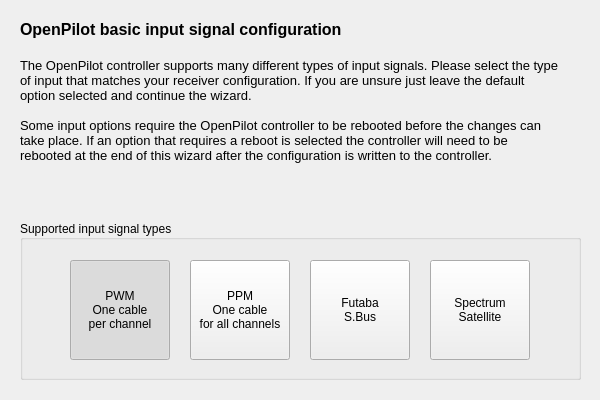
Qt form ground/openpilotgcs/src/plugins/setupwizard/pages/inputpage.ui (openpilot/OpenPilot) before a commit.
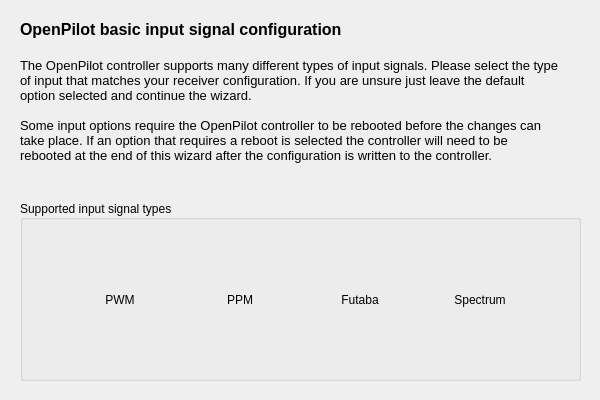
The same form after that commit. Icons and pictures are not drawn.

Commit message: OP-39 Added new graphics for buttons. Added fix trying to handle when config plugin is not loaded in workspace and we are trying to jump to Input Wizard on the end page of the wizard.

```diff
--- a/ground/openpilotgcs/src/plugins/setupwizard/pages/inputpage.ui
+++ b/ground/openpilotgcs/src/plugins/setupwizard/pages/inputpage.ui
@@ -44,9 +44,9 @@
    <property name="geometry">
     <rect>
      <x>20</x>
-     <y>220</y>
+     <y>200</y>
      <width>561</width>
-     <height>160</height>
+     <height>181</height>
     </rect>
    </property>
    <property name="sizePolicy">
@@ -61,22 +61,36 @@
    <property name="alignment">
     <set>Qt::AlignLeading|Qt::AlignLeft|Qt::AlignVCenter</set>
    </property>
-   <widget class="QPushButton" name="pwmButton">
+   <widget class="QToolButton" name="pwmButton">
     <property name="geometry">
      <rect>
       <x>50</x>
       <y>40</y>
       <width>100</width>
-      <height>100</height>
+      <height>120</height>
      </rect>
     </property>
     <property name="toolTip">
      <string>Tricopter, Quadcopter, Hexacopter, Octocopter</string>
     </property>
+    <property name="styleSheet">
+     <string notr="true">QToolButton { border: none }</string>
+    </property>
     <property name="text">
-     <string>PWM
-One cable
-per channel</string>
+     <string>PWM</string>
+    </property>
+    <property name="icon">
+     <iconset resource="../wizardResources.qrc">
+      <normaloff>:/setupwizard/resources/bttn-pwm-up.png</normaloff>
+      <normalon>:/setupwizard/resources/bttn-pwm-down.png</normalon>
+      <activeoff>:/setupwizard/resources/bttn-pwm-down.png</activeoff>
+      <activeon>:/setupwizard/resources/bttn-pwm-down.png</activeon>:/setupwizard/resources/bttn-pwm-up.png</iconset>
+    </property>
+    <property name="iconSize">
+     <size>
+      <width>100</width>
+      <height>100</height>
+     </size>
     </property>
     <property name="checkable">
      <bool>true</bool>
@@ -87,26 +101,43 @@
     <property name="autoExclusive">
      <bool>true</bool>
     </property>
-    <property name="flat">
-     <bool>false</bool>
+    <property name="toolButtonStyle">
+     <enum>Qt::ToolButtonTextUnderIcon</enum>
+    </property>
+    <property name="autoRaise">
+     <bool>true</bool>
     </property>
    </widget>
-   <widget class="QPushButton" name="ppmButton">
+   <widget class="QToolButton" name="ppmButton">
     <property name="geometry">
      <rect>
       <x>170</x>
       <y>40</y>
       <width>100</width>
-      <height>100</height>
+      <height>120</height>
      </rect>
     </property>
     <property name="toolTip">
      <string>Airplane, Sloper, Jet</string>
     </property>
+    <property name="styleSheet">
+     <string notr="true">QToolButton { border: none }</string>
+    </property>
     <property name="text">
-     <string>PPM
-One cable
-for all channels</string>
+     <string>PPM</string>
+    </property>
+    <property name="icon">
+     <iconset resource="../wizardResources.qrc">
+      <normaloff>:/setupwizard/resources/bttn-ppm-up.png</normaloff>
+      <normalon>:/setupwizard/resources/bttn-ppm-down.png</normalon>
+      <activeoff>:/setupwizard/resources/bttn-ppm-down.png</activeoff>
+      <activeon>:/setupwizard/resources/bttn-ppm-down.png</activeon>:/setupwizard/resources/bttn-ppm-up.png</iconset>
+    </property>
+    <property name="iconSize">
+     <size>
+      <width>100</width>
+      <height>100</height>
+     </size>
     </property>
     <property name="checkable">
      <bool>true</bool>
@@ -114,25 +145,43 @@
     <property name="autoExclusive">
      <bool>true</bool>
     </property>
-    <property name="flat">
-     <bool>false</bool>
+    <property name="toolButtonStyle">
+     <enum>Qt::ToolButtonTextUnderIcon</enum>
+    </property>
+    <property name="autoRaise">
+     <bool>true</bool>
     </property>
    </widget>
-   <widget class="QPushButton" name="sbusButton">
+   <widget class="QToolButton" name="sbusButton">
     <property name="geometry">
      <rect>
       <x>290</x>
       <y>40</y>
       <width>100</width>
-      <height>100</height>
+      <height>120</height>
      </rect>
     </property>
     <property name="toolTip">
      <string>Airplane, Sloper, Jet</string>
     </property>
+    <property name="styleSheet">
+     <string notr="true">QToolButton { border: none }</string>
+    </property>
     <property name="text">
-     <string>Futaba
-S.Bus</string>
+     <string>Futaba</string>
+    </property>
+    <property name="icon">
+     <iconset resource="../wizardResources.qrc">
+      <normaloff>:/setupwizard/resources/bttn-sbus-up.png</normaloff>
+      <normalon>:/setupwizard/resources/bttn-sbus-down.png</normalon>
+      <activeoff>:/setupwizard/resources/bttn-sbus-down.png</activeoff>
+      <activeon>:/setupwizard/resources/bttn-sbus-down.png</activeon>:/setupwizard/resources/bttn-sbus-up.png</iconset>
+    </property>
+    <property name="iconSize">
+     <size>
+      <width>100</width>
+      <height>100</height>
+     </size>
     </property>
     <property name="checkable">
      <bool>true</bool>
@@ -140,25 +189,43 @@
     <property name="autoExclusive">
      <bool>true</bool>
     </property>
-    <property name="flat">
-     <bool>false</bool>
+    <property name="toolButtonStyle">
+     <enum>Qt::ToolButtonTextUnderIcon</enum>
+    </property>
+    <property name="autoRaise">
+     <bool>true</bool>
     </property>
    </widget>
-   <widget class="QPushButton" name="spectrumButton">
+   <widget class="QToolButton" name="spectrumButton">
     <property name="geometry">
      <rect>
       <x>410</x>
       <y>40</y>
       <width>100</width>
-      <height>100</height>
+      <height>120</height>
      </rect>
     </property>
     <property name="toolTip">
      <string>Airplane, Sloper, Jet</string>
     </property>
+    <property name="styleSheet">
+     <string notr="true">QToolButton { border: none }</string>
+    </property>
     <property name="text">
-     <string>Spectrum
-Satellite</string>
+     <string>Spectrum</string>
+    </property>
+    <property name="icon">
+     <iconset resource="../wizardResources.qrc">
+      <normaloff>:/setupwizard/resources/bttn-sat-up.png</normaloff>
+      <normalon>:/setupwizard/resources/bttn-sat-down.png</normalon>
+      <activeoff>:/setupwizard/resources/bttn-sat-down.png</activeoff>
+      <activeon>:/setupwizard/resources/bttn-sat-down.png</activeon>:/setupwizard/resources/bttn-sat-up.png</iconset>
+    </property>
+    <property name="iconSize">
+     <size>
+      <width>100</width>
+      <height>100</height>
+     </size>
     </property>
     <property name="checkable">
      <bool>true</bool>
@@ -166,8 +233,11 @@
     <property name="autoExclusive">
      <bool>true</bool>
     </property>
-    <property name="flat">
-     <bool>false</bool>
+    <property name="toolButtonStyle">
+     <enum>Qt::ToolButtonTextUnderIcon</enum>
+    </property>
+    <property name="autoRaise">
+     <bool>true</bool>
     </property>
    </widget>
   </widget>
```
Left out of the diff: 4 changed lines with no effect on the pictures. The commit also changes 17 other files.
